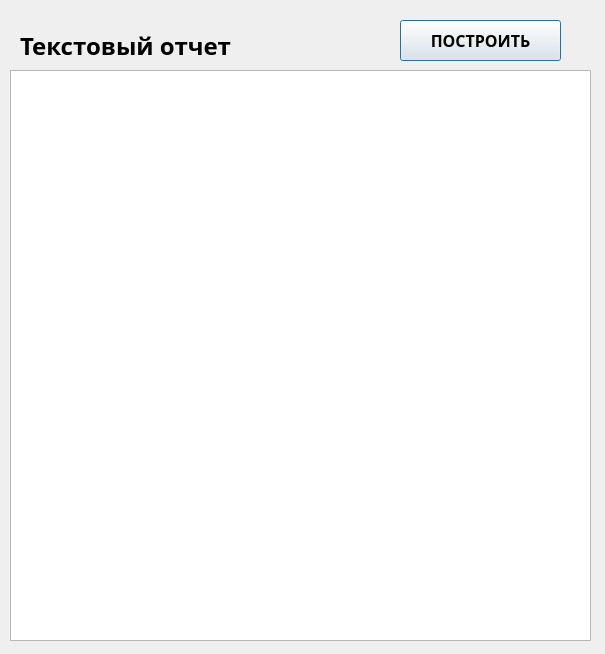
p1ugg/MIEM_reportsPS, file UI/text_report3.ui: the form before one commit.
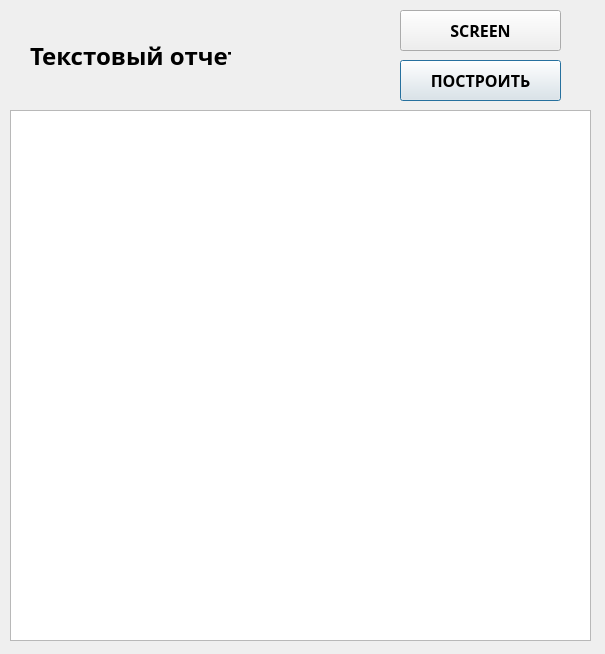
The form after the commit.

Commit message: full program with screen vtn

Diff of the .ui file:
```diff
--- a/UI/text_report3.ui
+++ b/UI/text_report3.ui
@@ -17,18 +17,18 @@
    <property name="geometry">
     <rect>
      <x>10</x>
-     <y>70</y>
+     <y>110</y>
      <width>581</width>
-     <height>571</height>
+     <height>531</height>
     </rect>
    </property>
   </widget>
   <widget class="QLabel" name="label">
    <property name="geometry">
     <rect>
-     <x>20</x>
-     <y>10</y>
-     <width>581</width>
+     <x>30</x>
+     <y>20</y>
+     <width>201</width>
      <height>71</height>
     </rect>
    </property>
@@ -48,7 +48,7 @@
    <property name="geometry">
     <rect>
      <x>400</x>
-     <y>20</y>
+     <y>60</y>
      <width>161</width>
      <height>41</height>
     </rect>
@@ -95,6 +95,57 @@
     <bool>false</bool>
    </property>
   </widget>
+  <widget class="QPushButton" name="ScreenBtn">
+   <property name="geometry">
+    <rect>
+     <x>400</x>
+     <y>10</y>
+     <width>161</width>
+     <height>41</height>
+    </rect>
+   </property>
+   <property name="minimumSize">
+    <size>
+     <width>0</width>
+     <height>0</height>
+    </size>
+   </property>
+   <property name="font">
+    <font>
+     <family>HSE Sans Black</family>
+     <pointsize>12</pointsize>
+     <weight>75</weight>
+     <bold>true</bold>
+    </font>
+   </property>
+   <property name="mouseTracking">
+    <bool>false</bool>
+   </property>
+   <property name="acceptDrops">
+    <bool>false</bool>
+   </property>
+   <property name="autoFillBackground">
+    <bool>false</bool>
+   </property>
+   <property name="text">
+    <string>SCREEN</string>
+   </property>
+   <property name="checkable">
+    <bool>false</bool>
+   </property>
+   <property name="autoRepeat">
+    <bool>false</bool>
+   </property>
+   <property name="autoExclusive">
+    <bool>false</bool>
+   </property>
+   <property name="default">
+    <bool>false</bool>
+   </property>
+   <property name="flat">
+    <bool>false</bool>
+   </property>
+  </widget>
  </widget>
  <resources/>
  <connections/>
```
The commit also changes 9 other files.
